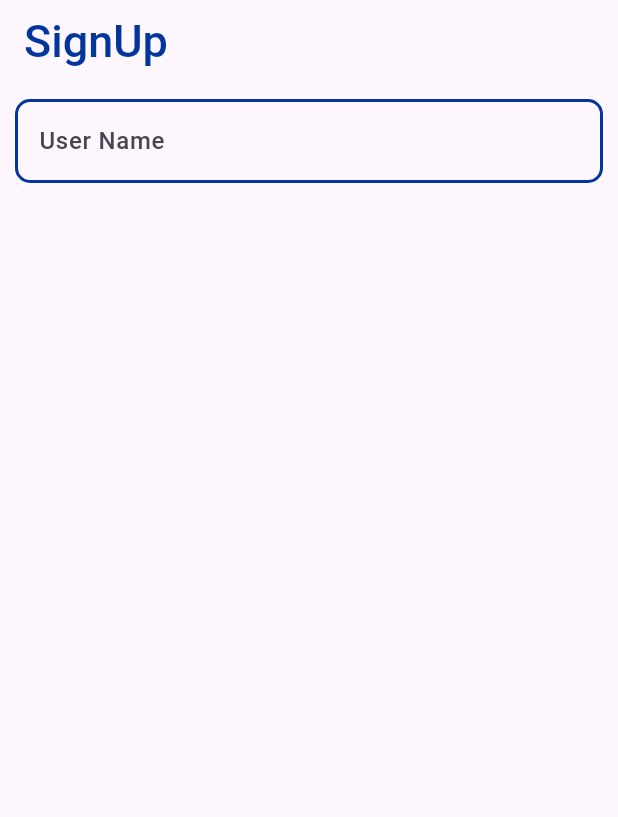
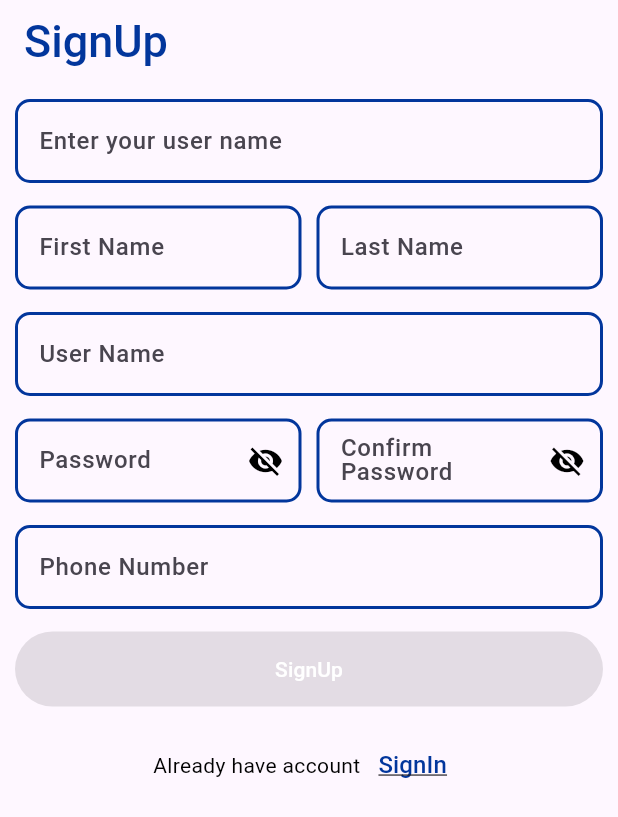
Before and after one commit to osos2511/online-exams, a Flutter app: the screen it shows after launch, on a phone screen of 412 x 824 dp. Shown: the top 817 px of the screen. Run offline on Flutter 3.47's test engine with Material 3 defaults, Android fonts, the phone set to English and light mode, and no system bars.

Commit message:
+signUp ui

```diff
--- a/lib/auth/signUp.dart
+++ /dev/null
@@ -1,41 +0,0 @@
-import 'package:flutter/material.dart';
-import 'package:online_exams/auth/widgets/Custom_TextForm_Field.dart';
-
-import '../core/Custom_AppBar.dart';
-
-class SignUp extends StatelessWidget {
-  SignUp({super.key});
-  final TextEditingController emailEditingController = TextEditingController();
-
-  @override
-  Widget build(BuildContext context) {
-    return Scaffold(
-        appBar: const CustomAppbar(titleAppbar: 'SignUp'),
-        body: Padding(
-          padding: EdgeInsets.all(10),
-          child: Column(
-            children: [
-              CustomTextFormField(
-                hintText: 'Enter your email',
-                labelText: 'User Name',
-                controller: emailEditingController,
-                validator: (input) {
-                  String pattern = r'^[a-zA-Z]+$';
-                  RegExp regex = RegExp(pattern);
-                  if (input == null || input.trim().isEmpty) {
-                    return 'Please, enter your full name';
-                  }
-                  if (input.length < 6) {
-                    return 'Your full name should be at least 6 characters';
-                  }
-                  if (!regex.hasMatch(input)) {
-                    return 'Invalid format. Only letters allowed';
-                  }
-                  return null;
-                },
-              ),
-            ],
-          ),
-        ));
-  }
-}
--- /dev/null
+++ b/lib/core/constant/Custom_Main_Button.dart
@@ -0,0 +1,15 @@
+import 'package:flutter/material.dart';
+
+class CustomMainButton extends StatelessWidget {
+  const CustomMainButton({super.key,required this.text,this.onPress});
+final String text;
+final void Function()? onPress;
+  @override
+  Widget build(BuildContext context) {
+    return ElevatedButton(
+        style: ElevatedButton.styleFrom(backgroundColor: Colors.red,minimumSize: Size(double.infinity, 50)),
+        onPressed: onPress,
+        child: Text(text,
+          style: TextStyle(color: Colors.white,fontWeight: FontWeight.w500),));
+  }
+}
--- a/lib/main.dart
+++ b/lib/main.dart
@@ -1,5 +1,5 @@
 import 'package:flutter/material.dart';
-import 'package:online_exams/auth/signUp.dart';
+import 'package:online_exams/presentation/auth/signUp.dart';
 
 void main() {
   runApp(const MyApp());
--- /dev/null
+++ b/lib/presentation/auth/signUp.dart
@@ -0,0 +1,161 @@
+import 'package:flutter/material.dart';
+import 'package:online_exams/core/constant/Custom_Main_Button.dart';
+import 'package:online_exams/presentation/auth/widgets/Custom_TextForm_Field.dart';
+
+import '../../core/constant/Custom_AppBar.dart';
+
+class SignUp extends StatelessWidget {
+  SignUp({super.key});
+  final TextEditingController userNameController = TextEditingController();
+  final TextEditingController firstNameController = TextEditingController();
+  final TextEditingController lastNameController = TextEditingController();
+  final TextEditingController emailEditingController = TextEditingController();
+  final TextEditingController passwordController = TextEditingController();
+  final TextEditingController confirmPasswordController =
+      TextEditingController();
+  final TextEditingController phoneNumberController = TextEditingController();
+  @override
+  Widget build(BuildContext context) {
+    return Scaffold(
+        appBar: const CustomAppbar(titleAppbar: 'SignUp'),
+        body: Padding(
+          padding: EdgeInsets.all(10),
+          child: Column(
+            spacing: 15,
+            children: [
+              CustomTextFormField(
+                  validator: (input) {
+                    if (input == null || input.trim().isEmpty) {
+                      return 'plz,enter your user name';
+                    }
+                    return null;
+                  },
+                  controller: userNameController,
+                  hintText: 'User Name',
+                  labelText: 'Enter your user name'),
+              Row(
+                mainAxisAlignment: MainAxisAlignment.spaceBetween,
+                children: [
+                  Expanded(
+                    child: CustomTextFormField(
+                        validator: (input) {
+                          if (input == null || input.trim().isEmpty) {
+                            return 'Name is required';
+                          }
+                          if (!RegExp(r"^[a-zA-Z\s-]{2,50}$").hasMatch(input)) {
+                            return 'Name must be between 2 and 50 characters';
+                          }
+                          return null;
+                        },
+                        controller: firstNameController,
+                        hintText: 'Enter first name',
+                        labelText: 'First Name'),
+                  ),
+                  SizedBox(width: 10),
+                  Expanded(
+                    child: CustomTextFormField(
+                        validator: (input) {
+                          if (input == null || input.trim().isEmpty) {
+                            return 'Name is required';
+                          }
+                          if (!RegExp(r"^[a-zA-Z\s-]{2,50}$").hasMatch(input)) {
+                            return 'Name must be between 2 and 50 characters';
+                          }
+                          return null;
+                        },
+                        controller: lastNameController,
+                        hintText: 'Enter last name',
+                        labelText: 'Last Name'),
+                  ),
+                ],
+              ),
+              CustomTextFormField(
+                hintText: 'Enter your email',
+                labelText: 'User Name',
+                controller: emailEditingController,
+                validator: (input) {
+                  if (input == null || input.trim().isEmpty) {
+                    return 'Please, enter your email';
+                  }
+                  return null;
+                },
+              ),
+              Row(
+                mainAxisAlignment: MainAxisAlignment.spaceBetween,
+                children: [
+                  Expanded(
+                    child: CustomTextFormField(
+                        validator: (input) {
+                          if (input == null || input.trim().isEmpty) {
+                            return 'plz,enter your password';
+                          }
+                          if (input.length < 8) {
+                            return 'your password should be at least 8 chars';
+                          }
+                          return null;
+                        },
+                        controller: passwordController,
+                        isSecure: true,
+                        hintText: 'Enter your password',
+                        labelText: 'Password'),
+                  ),
+                  SizedBox(width: 10),
+                  Expanded(
+                    child: CustomTextFormField(
+                        validator: (input) {
+                          if (input == null || input.trim().isEmpty) {
+                            return 'plz,enter your re-password';
+                          }
+                          if (input.length < 8) {
+                            return 'your re-password should be at least 8 chars';
+                          }
+                          return null;
+                        },
+                        controller: confirmPasswordController,
+                        isSecure: true,
+                        hintText: 'Enter your re-password',
+                        labelText: 'Confirm Password'),
+                  ),
+                ],
+              ),
+              CustomTextFormField(
+                  validator: (String? input) {
+                    if (input == null || input.trim().isEmpty) {
+                      return 'Phone number is required';
+                    }
+                    if (!RegExp(r"^(?:\+?[0-9]{1,3})?[0-9]{8,15}$")
+                        .hasMatch(input)) {
+                      return 'Enter a valid phone number';
+                    }
+                    return null;
+                  },
+                  controller: phoneNumberController,
+                  hintText: 'Enter phone number',
+                  labelText: 'Phone Number'),
+              CustomMainButton(text: 'SignUp'),
+              Row(
+                mainAxisAlignment: MainAxisAlignment.center,
+                children: [
+                  Text(
+                    'Already have account',
+                    style:  TextStyle(color: Colors.black, fontSize: 14),
+                  ),
+                  TextButton(
+                      onPressed: () {
+                        // Navigator.pushReplacementNamed(
+                        //     context, RoutesManager.loginRoute);
+                      },
+                      child:  Text(
+                        'SignIn',
+                        style:  TextStyle(
+                            color: Color(0xff02369C),
+                            fontSize: 16,
+                            decoration: TextDecoration.underline),
+                      )),
+                ],
+              ),
+            ],
+          ),
+        ));
+  }
+}
--- a/lib/auth/widgets/Custom_TextForm_Field.dart
+++ b/lib/presentation/auth/widgets/Custom_TextForm_Field.dart
@@ -53,7 +53,7 @@ class _CustomTextFormFieldState extends State<CustomTextFormField> {
         suffixIcon: widget.isSecure
             ? IconButton(
           icon: Icon(
-            _obSecureText ? Icons.visibility_off : Icons.visibility,color: Colors.white,
+            _obSecureText ? Icons.visibility_off : Icons.visibility,color: Colors.black,
           ),
           onPressed: () {
             setState(() {
```
Also changed, not shown: lib/core/constant/Custom_AppBar.dart (renamed from lib/core/Custom_AppBar.dart), lib/presentation/auth/signIn.dart (added), 1 other file.
